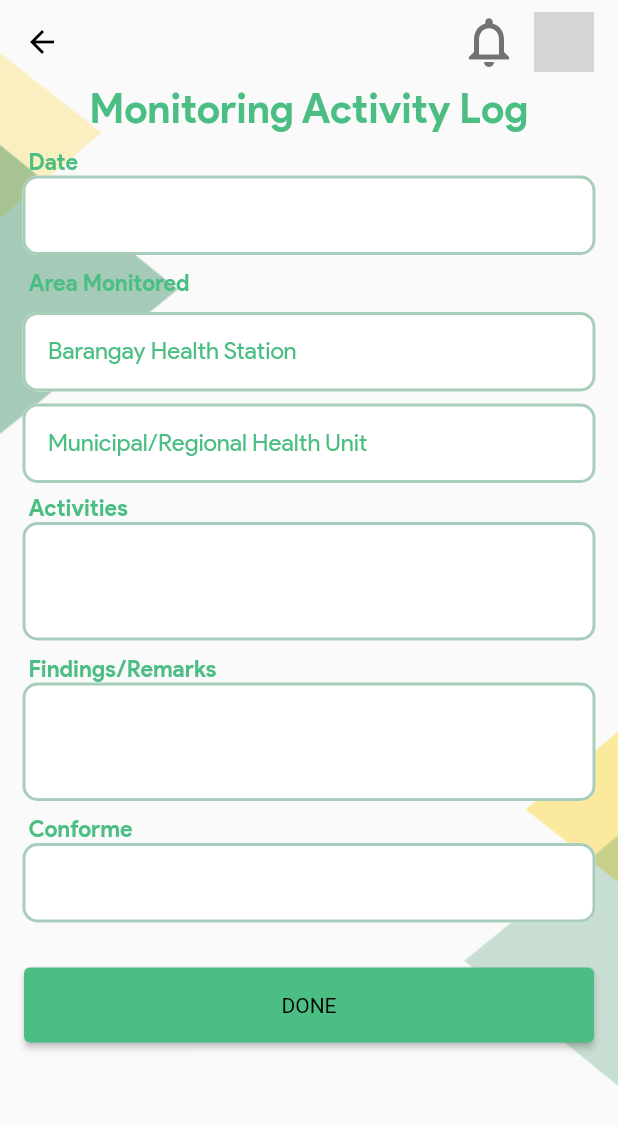
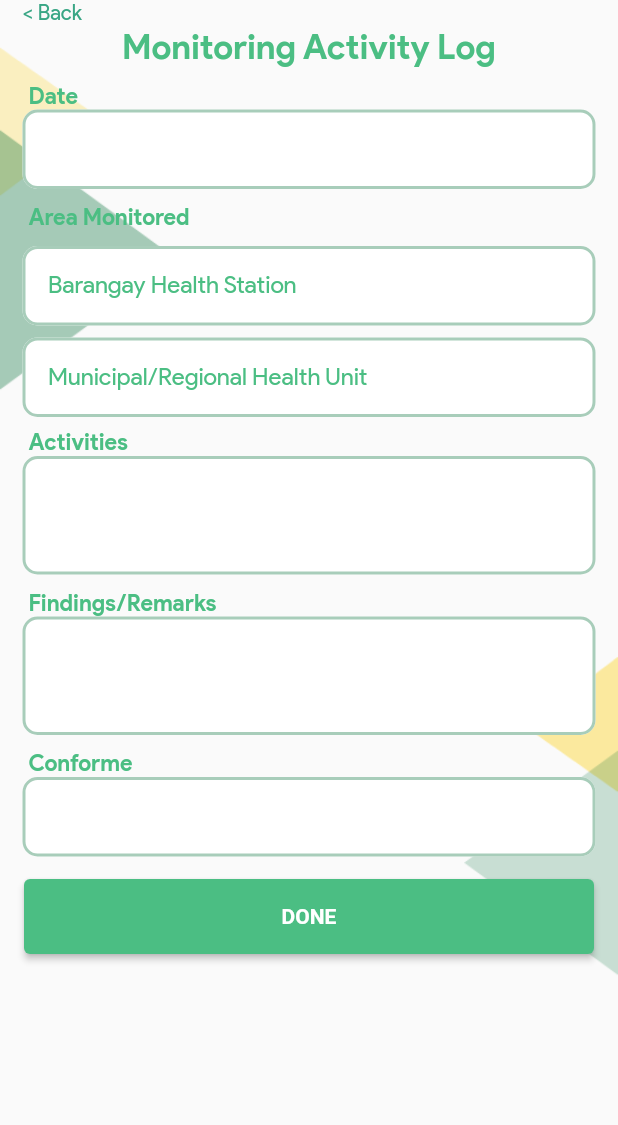
Before and after one commit to heypauleen/mobile_capstone_project, a Flutter app: the MonitoringActivityLog screen opened directly, on a phone screen of 412 x 824 dp. Shown: the top 1125 px of the screen. Run offline on Flutter 3.47's test engine with Material 2 defaults, Android fonts, the phone set to English and light mode, and no system bars; our stand-ins replace cloud_firestore, firebase_auth, firebase_core, flutter_riverpod, freezed_annotation, syncfusion_flutter_calendar; accounts and stored records are empty; network calls fail; grey boxes are pictures that could not be loaded.

Commit message:
new updates

```diff
--- a/lib/main.dart
+++ b/lib/main.dart
@@ -7,6 +7,7 @@ import 'package:my_capstone_project/constants/style.dart';
 import 'package:my_capstone_project/firebase_options.dart';
 import 'package:my_capstone_project/view/navigation.dart';
 import 'package:my_capstone_project/view/sign_in.dart';
+import 'package:my_capstone_project/view/splash_screen.dart';
 import 'package:my_capstone_project/view_model/provider/auth_provider.dart';
 
 import 'constants/style.dart';
@@ -39,7 +40,7 @@ class MyApp extends ConsumerWidget {
           data: (data) {
             return AuthChecker();
           },
-          loading: () => Text("loading"),
+          loading: () => SplashScreen(),
           error: (_, __) => Text("error"),
         ),
         routes: {
--- a/lib/model/mal_reports.dart
+++ b/lib/model/mal_reports.dart
@@ -10,6 +10,7 @@ abstract class MalReports implements _$MalReports {
   const MalReports._();
 
   factory MalReports({
+    //required String id,
     required String userId,
     required String date,
     required String barangayHealthStation,
--- a/lib/view/navigation.dart
+++ b/lib/view/navigation.dart
@@ -5,7 +5,7 @@ import 'package:my_capstone_project/view/homepage.dart';
 import 'package:my_capstone_project/view/reports.dart';
 import 'package:my_capstone_project/view/search.dart';
 import 'package:my_capstone_project/view/user_settings.dart';
-import 'package:my_capstone_project/view_model/buttonnavibar_notifier.dart';
+import 'package:my_capstone_project/view_model/bottomnavibar_notifier.dart';
 
 enum MenuAction { logout }
 
--- a/lib/view/reports/reports_forms/monitoring_activity_log.dart
+++ b/lib/view/reports/reports_forms/monitoring_activity_log.dart
@@ -1,7 +1,9 @@
 import 'package:flutter/material.dart';
 import 'package:flutter_riverpod/flutter_riverpod.dart';
 import 'package:my_capstone_project/constants/gradient.dart';
+import 'package:my_capstone_project/view/appbar.dart';
 import 'package:my_capstone_project/view_model/controllers/mal_reports_controller.dart';
+import 'package:my_capstone_project/view_model/reports_transition_notifier.dart';
 import 'package:my_capstone_project/view_model/services/auth_services.dart';
 
 class MonitoringActivityLog extends ConsumerStatefulWidget {
@@ -44,28 +46,12 @@ class _MonitoringActivityLogState extends ConsumerState<MonitoringActivityLog> {
 
   @override
   Widget build(BuildContext context) {
+    final reportTransitionNotifier =
+        ref.watch(reportsTransitionProvider.notifier);
     final _auth = ref.watch(authenticationServicesProvider);
     return Scaffold(
+      //appBar: appBar(context, ref, 'Monitoring Activity Log'),
       extendBodyBehindAppBar: true,
-      appBar: AppBar(
-          backgroundColor: Colors.transparent,
-          elevation: 0,
-          title: Row(
-            mainAxisAlignment: MainAxisAlignment.end,
-            children: <Widget>[
-              Icon(
-                Icons.notifications_none_outlined,
-                color: Color(0xff727272),
-                size: 40,
-              ),
-              SizedBox(width: 10.0),
-              CircleAvatar(
-                radius: 20,
-                backgroundImage: NetworkImage(
-                    "https://cdn.pixabay.com/photo/2021/01/04/10/41/icon-5887126_960_720.png"),
-              )
-            ],
-          )),
       body: Container(
           decoration: BoxDecoration(
               image: DecorationImage(
@@ -76,10 +62,24 @@ class _MonitoringActivityLogState extends ConsumerState<MonitoringActivityLog> {
               child: Column(
                 crossAxisAlignment: CrossAxisAlignment.stretch,
                 children: <Widget>[
+                  GestureDetector(
+                    child: Padding(
+                      padding: const EdgeInsets.fromLTRB(15, 0, 0, 0),
+                      child: const Text(
+                        '< Back',
+                        style:
+                            TextStyle(color: Color.fromARGB(255, 57, 166, 133)),
+                      ),
+                    ),
+                    onTap: () {
+                      reportTransitionNotifier.pushHomePage();
+
+                    },
+                  ),
                   Text(
                     "Monitoring Activity Log",
                     style: TextStyle(
-                        fontSize: 27,
+                        fontSize: 23,
                         fontFamily: 'Product Sans',
                         fontWeight: FontWeight.bold,
                         foreground: Paint()..shader = linearGradient),
@@ -315,7 +315,7 @@ class _MonitoringActivityLogState extends ConsumerState<MonitoringActivityLog> {
                     ),
                   ),
                   Padding(
-                    padding: EdgeInsets.symmetric(horizontal: 16, vertical: 30),
+                    padding: EdgeInsets.symmetric(horizontal: 16, vertical: 15),
                     child: ElevatedButton(
                       style: ElevatedButton.styleFrom(
                         textStyle: const TextStyle(fontSize: 14),
@@ -332,7 +332,7 @@ class _MonitoringActivityLogState extends ConsumerState<MonitoringActivityLog> {
                             findings: _findings.text,
                             conforme: _conforme.text);
                       },
-                      child: const Text('DONE'),
+                      child: const Text('DONE', style: TextStyle(color: Colors.white, fontWeight: FontWeight.bold)),
                     ),
                   ),
                 ],
--- a/lib/view/reports/reports_list.dart
+++ b/lib/view/reports/reports_list.dart
@@ -13,7 +13,7 @@ class _ReportsCardviewState extends ConsumerState<ReportsList> {
   @override
   Widget build(BuildContext context) {
     return Scaffold(
-      appBar: appBar(context, ref),
+      //appBar: appBar(context, ref),
 
     );
   }
--- a/lib/view_model/repository/mal_reports_repository.dart
+++ b/lib/view_model/repository/mal_reports_repository.dart
@@ -25,7 +25,7 @@ class MalReportsRepository implements BaseMalReportsRepository {
       await _read(firebaseFirestoreProvider)
           .collection('mal_reports')
           .doc()
-          .set(malReports.toJson());
+          .set(malReports.toDocument());
     } on FirebaseException catch (e) {
       throw GenericAuthException(message: e.message);
     }
```
Also changed, not shown: lib/model/bottomnavibar_state.dart (added, +10 -0 lines), lib/model/buttonnavibarstate.dart (deleted, +0 -10 lines), lib/model/reports_transition_state.dart (added, +12 -0 lines), lib/view/appbar.dart (+12 -2 lines), lib/view/reports.dart (+65 -27 lines), lib/view/reports/reports_forms/coaching_and_monitoring.dart (+0 -19 lines), lib/view/reports/reports_forms/local_health_board_monitoring.dart (+0 -20 lines), lib/view/splash_screen.dart (added, +55 -0 lines), lib/view_model/bottomnavibar_notifier.dart (added, +15 -0 lines), lib/view_model/buttonnavibar_notifier.dart (deleted, +0 -15 lines), lib/view_model/reports_transition_notifier.dart (added, +27 -0 lines), lib/model/freezed/bottomnavibar_state.freezed.dart, lib/model/freezed/mal_reports.freezed.dart, lib/model/freezed/reports_transition_state.freezed.dart (added).
